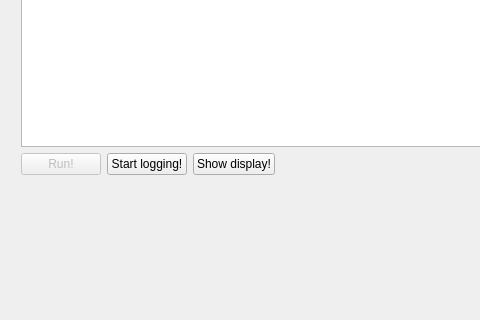
First picture: the form in hit2023v2/mainwindow.ui, repository bleverin/fibre-bpm-daq, before the edit; both pictures show x 0 to 480 and y 281 to 601 of the 853 by 601 pixel window.
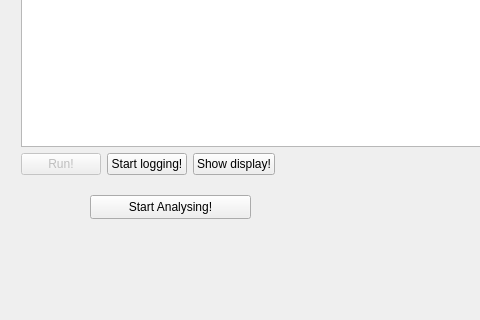
Second picture: the form after the edit.

The edit to the form file:
```diff
--- a/hit2023v2/mainwindow.ui
+++ b/hit2023v2/mainwindow.ui
@@ -93,6 +93,22 @@
      <string>Quit</string>
     </property>
    </widget>
+   <widget class="QPushButton" name="pushAnalysing">
+    <property name="enabled">
+     <bool>true</bool>
+    </property>
+    <property name="geometry">
+     <rect>
+      <x>90</x>
+      <y>440</y>
+      <width>161</width>
+      <height>24</height>
+     </rect>
+    </property>
+    <property name="text">
+     <string>Start Analysing!</string>
+    </property>
+   </widget>
   </widget>
   <widget class="QMenuBar" name="menuBar">
    <property name="geometry">
```
Left out of the diff: 2 changed lines with no effect on the pictures.
